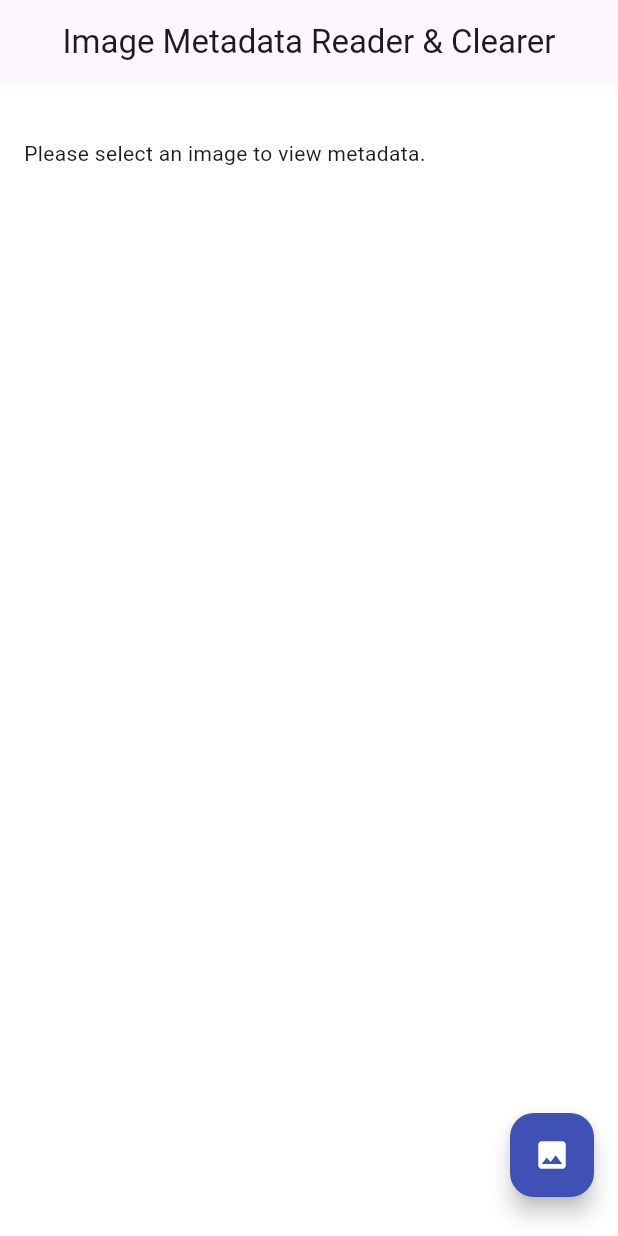
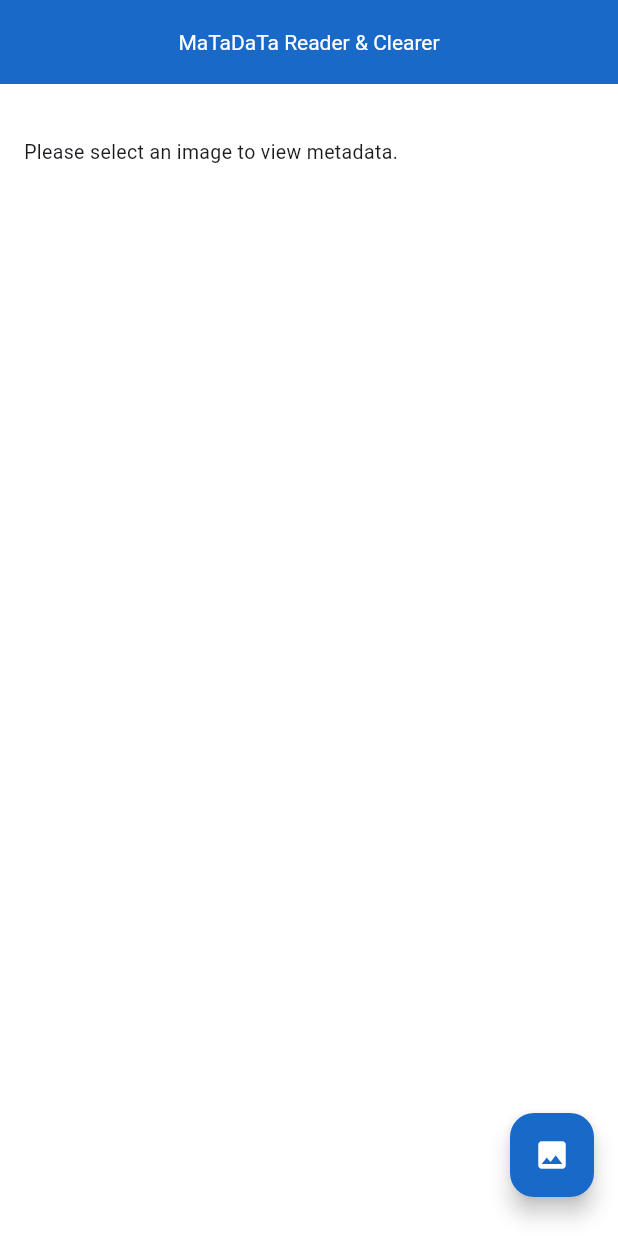
Before and after one commit to naing-pyae-hlyan/MaTaDaTa-Cleaner, a Flutter app: the screen it shows after launch, on a phone screen of 412 x 824 dp. Run offline on Flutter 3.47's test engine with Material 3 defaults, Android fonts, the phone set to English and light mode, and no system bars; our stand-ins replace image_picker, share_plus; missing offline and left inert: exif.

Commit message:
0.1.0 => Read & Save image is finished.

```diff
--- /dev/null
+++ b/flutter_launcher_icons.yaml
@@ -0,0 +1,19 @@
+# flutter pub run flutter_launcher_icons
+flutter_launcher_icons:
+  image_path: "assets/icon/icon.png"
+
+  android: "launcher_icon"
+  # image_path_android: "assets/icon/icon.png"
+  min_sdk_android: 21 # android min sdk min:16, default 21
+  # adaptive_icon_background: "assets/icon/background.png"
+  # adaptive_icon_foreground: "assets/icon/foreground.png"
+  # adaptive_icon_foreground_inset: 16
+  # adaptive_icon_monochrome: "assets/icon/monochrome.png"
+
+  ios: true
+  # image_path_ios: "assets/icon/icon.png"
+  remove_alpha_ios: true
+  # image_path_ios_dark_transparent: "assets/icon/icon_dark.png"
+  # image_path_ios_tinted_grayscale: "assets/icon/icon_tinted.png"
+  # desaturate_tinted_to_grayscale_ios: true
+  # background_color_ios: "#ffffff"
--- a/lib/main.dart
+++ b/lib/main.dart
@@ -1,3 +1,4 @@
+import 'package:clean_metadata/models/consts.dart';
 import 'package:clean_metadata/views/home_screen.dart';
 import 'package:flutter/material.dart';
 import 'package:flutter/services.dart';
@@ -20,8 +21,8 @@ class MainApp extends StatelessWidget {
       navigatorKey: navigatorKey,
       theme: ThemeData(
         visualDensity: VisualDensity.adaptivePlatformDensity,
-        primaryColor: Colors.indigo,
-        scaffoldBackgroundColor: Colors.white54,
+        primaryColor: primaryColor,
+        scaffoldBackgroundColor: backgroundColor,
       ),
       home: const SafeArea(child: SplashScreen()),
     );
--- /dev/null
+++ b/lib/models/consts.dart
@@ -0,0 +1,5 @@
+import 'package:flutter/material.dart';
+
+const primaryColor = Color(0xff1969C8);
+const backgroundColor = Color(0xffffffff);
+const secondaryColor = Color(0xffe8c328);
--- a/lib/viewmodels/home_viewmodel.dart
+++ b/lib/viewmodels/home_viewmodel.dart
@@ -101,7 +101,7 @@ class HomeViewModel extends ChangeNotifier {
       await SharePlus.instance.share(
         ShareParams(
           title: "MaTaDaTa App",
-          subject: "Here is your image with metadata cleared!",
+          subject: "Metadata is cleared!",
           previewThumbnail: XFile(_clearedImagePath!),
           files: [XFile(_clearedImagePath!)],
         ),
--- a/lib/views/home_screen.dart
+++ b/lib/views/home_screen.dart
@@ -1,4 +1,5 @@
 import 'dart:io';
+import 'package:clean_metadata/models/consts.dart';
 import 'package:flutter/material.dart';
 import 'package:provider/provider.dart';
 import '../viewmodels/home_viewmodel.dart';
@@ -16,7 +17,12 @@ class HomeScreen extends StatelessWidget {
             appBar: AppBar(
               centerTitle: true,
               automaticallyImplyLeading: false,
-              title: const Text('Image Metadata Reader & Clearer'),
+              backgroundColor: primaryColor,
+              surfaceTintColor: primaryColor,
+              title: const Text(
+                'MaTaDaTa Reader & Clearer',
+                style: TextStyle(color: Colors.white, fontSize: 14),
+              ),
             ),
             body: SingleChildScrollView(
               physics: const BouncingScrollPhysics(),
@@ -29,19 +35,39 @@ class HomeScreen extends StatelessWidget {
                   if (vm.isLoading) const CircularProgressIndicator(),
                   if (vm.error != null)
                     Text(vm.error!, style: const TextStyle(color: Colors.red)),
-                  Text(vm.metadata),
+                  Text(
+                    vm.metadata,
+                    maxLines: 300,
+                    softWrap: true,
+                    textScaler: const TextScaler.linear(1.0),
+                    overflow: TextOverflow.ellipsis,
+                    style: const TextStyle(
+                      fontSize: 13,
+                      overflow: TextOverflow.ellipsis,
+                    ),
+                  ),
                   if (vm.clearedImagePath != null)
                     Column(
                       children: [
-                        const SizedBox(height: 10),
+                        const SizedBox(height: 8),
+                        const Divider(),
+                        const SizedBox(height: 8),
                         Text('Cleared image saved at:'),
                         Text(
                           vm.clearedImagePath!,
                           style: const TextStyle(fontSize: 12),
                         ),
+                        const SizedBox(height: 26),
                         ElevatedButton.icon(
-                          icon: const Icon(Icons.share),
-                          label: const Text('Share Cleared Image'),
+                          icon: const Icon(Icons.share, color: primaryColor),
+                          label: const Text(
+                            'Share Cleared Image',
+                            style: TextStyle(color: primaryColor),
+                          ),
+                          style: ElevatedButton.styleFrom(
+                            backgroundColor: secondaryColor,
+                            surfaceTintColor: secondaryColor,
+                          ),
                           onPressed: vm.shareClearedImage,
                         ),
                       ],
@@ -56,7 +82,7 @@ class HomeScreen extends StatelessWidget {
                   heroTag: 'pickImage',
                   onPressed: vm.isLoading ? null : () => vm.pickImage(context),
                   tooltip: 'Pick Image',
-                  backgroundColor: Colors.indigo,
+                  backgroundColor: primaryColor,
                   child: const Icon(Icons.image, color: Colors.white),
                 ),
                 const SizedBox(height: 10),
@@ -67,8 +93,8 @@ class HomeScreen extends StatelessWidget {
                         ? null
                         : () => vm.clearAndSaveMetadata(context),
                     tooltip: 'Clear Metadata & Save',
-                    backgroundColor: Colors.indigo,
-                    child: const Icon(Icons.clear_all, color: Colors.white),
+                    backgroundColor: primaryColor,
+                    child: const Icon(Icons.download, color: Colors.white),
                   ),
                 if (vm.selectedImage != null)
                   Padding(
--- a/pubspec.yaml
+++ b/pubspec.yaml
@@ -21,6 +21,9 @@ dev_dependencies:
   flutter_test:
     sdk: flutter
   flutter_lints: ^5.0.0
+  flutter_launcher_icons: ^0.14.4
 
 flutter:
   uses-material-design: true
+  assets:
+    - assets/icon/icon.png
```
Also changed, not shown: assets/icon/icon.png (added), pubspec.lock, 29 other files.
